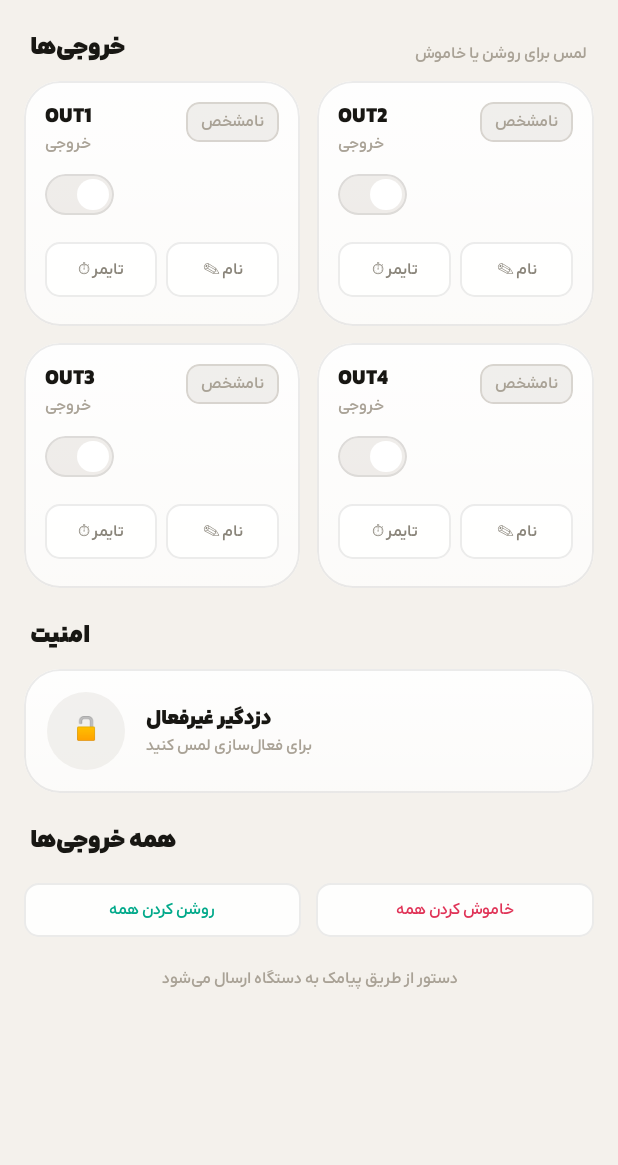
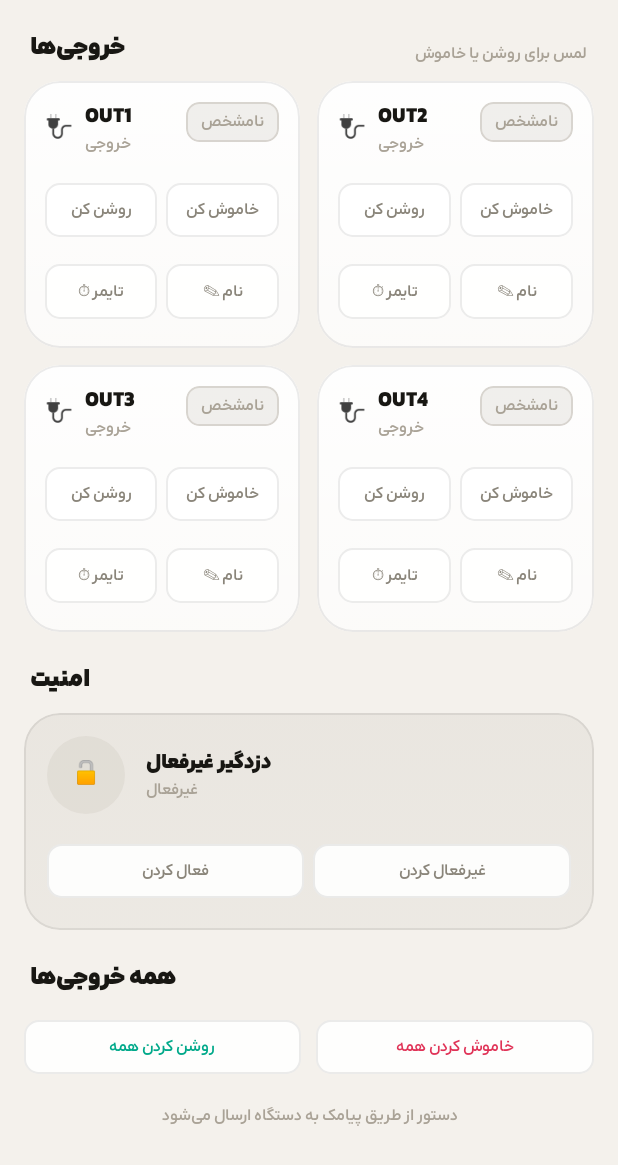
Before and after one commit to TheMojtabaM1/Tivan, an Android app built with Jetpack Compose: the composable OutputsScreen shown on its own in the app's theme, on a phone screen of 412 x 824 dp. Shown: the top 1165 px of the screen. Run offline under Robolectric (Android 15) with nearby library versions, the phone set to English and light mode, and no system bars.

Commit message:
Split output/security toggles into separate on/off buttons, show icon
- Outputs and the security teaser now use two independent buttons
  (روشن کن / خاموش کن, فعال کردن / غیرفعال کردن) instead of a single
  switch, matching the requested single-purpose-per-button control.
- Output cards/rows now render the saved emoji icon, which previously
  was stored but never displayed anywhere in the outputs tab.
- The card-layout output grid gives both tiles in a row equal height
  (IntrinsicSize.Min) so a two-line name in one tile no longer leaves
  its neighbor visually mismatched.
- Off state now gets a faint red-tinted card background so the two
  states are visually distinct at a glance, not just via the status pill.

Co-Authored-By: Claude Sonnet 5 <noreply@anthropic.com>
Claude-Session: https://claude.ai/code/session_015MChLWSmXGzaiEaL5q9s94

```diff
--- a/android/app/src/main/java/ir/tivan/controller/ui/outputs/OutputsScreen.kt
+++ b/android/app/src/main/java/ir/tivan/controller/ui/outputs/OutputsScreen.kt
@@ -37,10 +37,7 @@ fun OutputsScreen(viewModel: MainViewModel, header: @Composable () -> Unit) {
     var renaming by remember { mutableStateOf<Int?>(null) }
     var timerFor by remember { mutableStateOf<Int?>(null) }
 
-    val onToggle: (Int) -> Unit = { i ->
-        val target = outputs[i].pendingTarget ?: (outputs[i].on != true)
-        viewModel.toggleOutput(i, target)
-    }
+    val onSet: (Int, Boolean) -> Unit = { i, target -> viewModel.toggleOutput(i, target) }
 
     // One scroll container for the whole tab. Every screen does this — the old
     // build nested a fixed-height grid inside a static Column, so anything past
@@ -59,13 +56,18 @@ fun OutputsScreen(viewModel: MainViewModel, header: @Composable () -> Unit) {
             TivanLayout.CARD ->
                 // 2-per-row — a LazyVerticalGrid inside a scrolling column needs a
                 // hard height, and up to 8 items never need lazy layout anyway.
+                // Row uses IntrinsicSize.Min so both tiles in a pair share one
+                // height even when one output's name wraps to a second line.
                 for (rowStart in outputs.indices step 2) {
-                    Row(horizontalArrangement = Arrangement.spacedBy(11.dp)) {
+                    Row(
+                        horizontalArrangement = Arrangement.spacedBy(11.dp),
+                        modifier = Modifier.height(IntrinsicSize.Min)
+                    ) {
                         for (i in rowStart until minOf(rowStart + 2, outputs.size)) {
                             OutputTile(
                                 state = outputs[i],
-                                modifier = Modifier.weight(1f),
-                                onToggle = { onToggle(i) },
+                                modifier = Modifier.weight(1f).fillMaxHeight(),
+                                onSet = { on -> onSet(i, on) },
                                 onRename = { renaming = i },
                                 onTimer = { timerFor = i }
                             )
@@ -81,7 +83,7 @@ fun OutputsScreen(viewModel: MainViewModel, header: @Composable () -> Unit) {
                     outputs.forEachIndexed { i, o ->
                         FlatOutputRow(
                             state = o,
-                            onToggle = { onToggle(i) },
+                            onSet = { on -> onSet(i, on) },
                             onRename = { renaming = i },
                             onTimer = { timerFor = i }
                         )
@@ -96,10 +98,7 @@ fun OutputsScreen(viewModel: MainViewModel, header: @Composable () -> Unit) {
         SecurityTeaser(
             armed = status?.securityArmed,
             pending = pendingSecurity,
-            onToggle = {
-                val target = pendingSecurity ?: (status?.securityArmed != true)
-                viewModel.setSecurity(target)
-            }
+            onSet = { target -> viewModel.setSecurity(target) }
         )
 
         SectionHeader("همه خروجی‌ها")
@@ -162,7 +161,7 @@ fun OutputsScreen(viewModel: MainViewModel, header: @Composable () -> Unit) {
  * dedicated Security tab, but arming from here needs no extra tap.
  */
 @Composable
-private fun SecurityTeaser(armed: Boolean?, pending: Boolean?, onToggle: () -> Unit) {
+private fun SecurityTeaser(armed: Boolean?, pending: Boolean?, onSet: (Boolean) -> Unit) {
     val c = Tivan
     val layout = CurrentLayout
     val isArmed = armed == true
@@ -171,15 +170,28 @@ private fun SecurityTeaser(armed: Boolean?, pending: Boolean?, onToggle: () -> U
         isArmed -> "فعال"
         else -> "غیرفعال"
     }
-    val hint = when {
-        pending != null -> "پیامک ارسال شد…"
-        isArmed -> "برای غیرفعال کردن لمس کنید"
-        else -> "برای فعال‌سازی لمس کنید"
-    }
     val accent = when {
         pending != null -> c.pending
         isArmed -> c.alarm
         else -> c.dim2
+    }
+    val bg by animateColorAsState(accent.copy(alpha = if (pending != null) 0.12f else 0.1f), tween(280), label = "secBg")
+
+    val buttons: @Composable () -> Unit = {
+        Row(horizontalArrangement = Arrangement.spacedBy(6.dp), modifier = Modifier.fillMaxWidth()) {
+            TinyButton(
+                "فعال کردن",
+                Modifier.weight(1f),
+                emphasis = if (isArmed) c.alarm else null,
+                onClick = { onSet(true) }
+            )
+            TinyButton(
+                "غیرفعال کردن",
+                Modifier.weight(1f),
+                emphasis = if (armed == false) c.on else null,
+                onClick = { onSet(false) }
+            )
+        }
     }
 
     when (layout) {
@@ -187,20 +199,21 @@ private fun SecurityTeaser(armed: Boolean?, pending: Boolean?, onToggle: () -> U
             Column(
                 Modifier
                     .fillMaxWidth()
+                    .background(bg)
                     .border(1.dp, c.stroke)
-                    .clickable(onClick = onToggle)
-                    .padding(vertical = 22.dp, horizontal = 18.dp)
+                    .padding(vertical = 18.dp, horizontal = 18.dp)
             ) {
                 Text("سیستم امنیتی", style = MaterialTheme.typography.labelSmall, color = c.dim2)
                 Spacer(Modifier.height(8.dp))
                 Text(statusText, style = MaterialTheme.typography.headlineSmall, color = c.text)
-                Spacer(Modifier.height(3.dp))
-                Text(hint, style = MaterialTheme.typography.labelSmall, color = c.dim2)
+                Spacer(Modifier.height(14.dp))
+                buttons()
             }
 
         TivanLayout.CARD ->
-            GlassCard(Modifier.fillMaxWidth(), onClick = onToggle) {
-                Row(Modifier.padding(15.dp), verticalAlignment = Alignment.CenterVertically) {
+            GlassCard(Modifier.fillMaxWidth(), tint = bg) {
+                Column(Modifier.padding(15.dp)) {
+                    Row(verticalAlignment = Alignment.CenterVertically) {
                         Box(
                             Modifier
                                 .size(52.dp)
@@ -215,8 +228,11 @@ private fun SecurityTeaser(armed: Boolean?, pending: Boolean?, onToggle: () -> U
                                 style = MaterialTheme.typography.titleSmall,
                                 color = c.text
                             )
-                        Text(hint, style = MaterialTheme.typography.labelSmall, color = c.dim2)
+                            Text(statusText, style = MaterialTheme.typography.labelSmall, color = c.dim2)
                         }
+                    }
+                    Spacer(Modifier.height(14.dp))
+                    buttons()
                 }
             }
     }
@@ -226,7 +242,7 @@ private fun SecurityTeaser(armed: Boolean?, pending: Boolean?, onToggle: () -> U
 private fun OutputTile(
     state: OutputUi,
     modifier: Modifier = Modifier,
-    onToggle: () -> Unit,
+    onSet: (Boolean) -> Unit,
     onRename: () -> Unit,
     onTimer: () -> Unit
 ) {
@@ -240,6 +256,7 @@ private fun OutputTile(
         when {
             state.pending -> c.pending.copy(alpha = 0.15f)
             state.on == true -> c.on.copy(alpha = 0.17f)
+            state.on == false -> c.alarm.copy(alpha = 0.08f)
             else -> c.glass
         },
         tween(280), label = "tileTint"
@@ -249,25 +266,29 @@ private fun OutputTile(
         tween(280), label = "tileBorder"
     )
 
-    GlassCard(modifier = modifier, tint = tint, borderTint = border, onClick = onToggle) {
-        Column(Modifier.padding(14.dp)) {
+    GlassCard(modifier = modifier, tint = tint, borderTint = border) {
+        Column(Modifier.padding(14.dp).fillMaxHeight()) {
             Row(
                 Modifier.fillMaxWidth(),
                 horizontalArrangement = Arrangement.SpaceBetween,
                 verticalAlignment = Alignment.Top
             ) {
+                Row(verticalAlignment = Alignment.CenterVertically) {
+                    Text(state.icon, style = MaterialTheme.typography.titleMedium)
+                    Spacer(Modifier.width(8.dp))
                     Column {
                         Text(
                             state.name,
                             style = MaterialTheme.typography.titleSmall,
                             color = c.text,
-                        maxLines = 1
+                            maxLines = 2
                         )
                         Text(
                             if (state.on != null && !state.pending) RelativeTime.ago(state.updatedAt) else "خروجی",
                             style = MaterialTheme.typography.labelSmall,
                             color = c.dim2
                         )
+                    }
                 }
                 StatusPill(
                     when {
@@ -279,10 +300,23 @@ private fun OutputTile(
                     accent
                 )
             }
+            Spacer(Modifier.weight(1f))
             Spacer(Modifier.height(12.dp))
-            MiniSwitch(on = state.on == true, pending = state.pending, accent = accent)
-
-            Spacer(Modifier.height(12.dp))
+            Row(horizontalArrangement = Arrangement.spacedBy(6.dp)) {
+                TinyButton(
+                    "روشن کن",
+                    Modifier.weight(1f),
+                    emphasis = if (state.on == true) c.on else null,
+                    onClick = { onSet(true) }
+                )
+                TinyButton(
+                    "خاموش کن",
+                    Modifier.weight(1f),
+                    emphasis = if (state.on == false) c.alarm else null,
+                    onClick = { onSet(false) }
+                )
+            }
+            Spacer(Modifier.height(6.dp))
             Row(horizontalArrangement = Arrangement.spacedBy(6.dp)) {
                 TinyButton("⏱ تایمر", Modifier.weight(1f), onClick = onTimer)
                 TinyButton("✎ نام", Modifier.weight(1f), onClick = onRename)
@@ -294,7 +328,7 @@ private fun OutputTile(
 @Composable
 private fun FlatOutputRow(
     state: OutputUi,
-    onToggle: () -> Unit,
+    onSet: (Boolean) -> Unit,
     onRename: () -> Unit,
     onTimer: () -> Unit
 ) {
@@ -304,15 +338,12 @@ private fun FlatOutputRow(
         state.on == true -> c.on
         else -> c.dim2
     }
-    Row(
-        Modifier
-            .fillMaxWidth()
-            .clickable(onClick = onToggle)
-            .padding(vertical = 14.dp),
-        verticalAlignment = Alignment.CenterVertically
-    ) {
+    Column(Modifier.fillMaxWidth().padding(vertical = 12.dp)) {
+        Row(verticalAlignment = Alignment.CenterVertically) {
+            Text(state.icon, style = MaterialTheme.typography.titleMedium)
+            Spacer(Modifier.width(8.dp))
             Column(Modifier.weight(1f)) {
-            Text(state.name, style = MaterialTheme.typography.titleSmall, color = c.text, maxLines = 1)
+                Text(state.name, style = MaterialTheme.typography.titleSmall, color = c.text, maxLines = 2)
                 Text(
                     when {
                         state.pending -> "منتظر تأیید…"
@@ -340,39 +371,22 @@ private fun FlatOutputRow(
                     .padding(8.dp),
                 color = c.dim2
             )
-        Spacer(Modifier.width(4.dp))
-        MiniSwitch(on = state.on == true, pending = state.pending, accent = accent)
         }
+        Spacer(Modifier.height(8.dp))
+        Row(horizontalArrangement = Arrangement.spacedBy(6.dp)) {
+            TinyButton(
+                "روشن کن",
+                Modifier.weight(1f),
+                emphasis = if (state.on == true) c.on else null,
+                onClick = { onSet(true) }
+            )
+            TinyButton(
+                "خاموش کن",
+                Modifier.weight(1f),
+                emphasis = if (state.on == false) c.alarm else null,
+                onClick = { onSet(false) }
+            )
         }
-
-@Composable
-private fun MiniSwitch(on: Boolean, pending: Boolean, accent: androidx.compose.ui.graphics.Color) {
-    val c = Tivan
-    val knob by animateFloatAsState(
-        targetValue = when {
-            pending -> 0.5f
-            on -> 1f
-            else -> 0f
-        },
-        animationSpec = tween(260), label = "knob"
-    )
-    Box(
-        Modifier
-            .size(width = 46.dp, height = 27.dp)
-            .clip(CircleShape)
-            .background(if (on && !pending) accent else accent.copy(alpha = 0.18f))
-            .border(1.dp, if (on && !pending) accent else c.stroke, CircleShape)
-    ) {
-        val travel = 19.dp
-        Box(
-            Modifier
-                .padding(3.dp)
-                .offset(x = -(travel * knob))
-                .align(Alignment.CenterEnd)
-                .size(21.dp)
-                .clip(CircleShape)
-                .background(if (pending) accent else androidx.compose.ui.graphics.Color.White)
-        )
     }
 }
 
```
Lines whose indentation alone changed are shown as unchanged.
